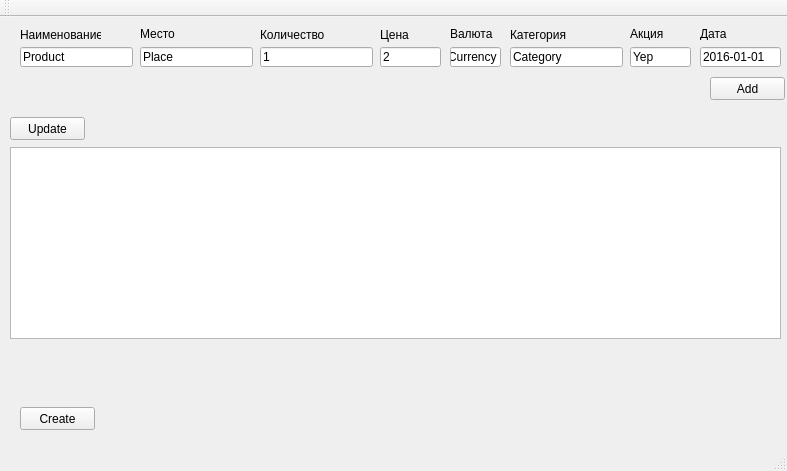
Old version of the form mainwindow.ui in the repository eagerber/accounting.
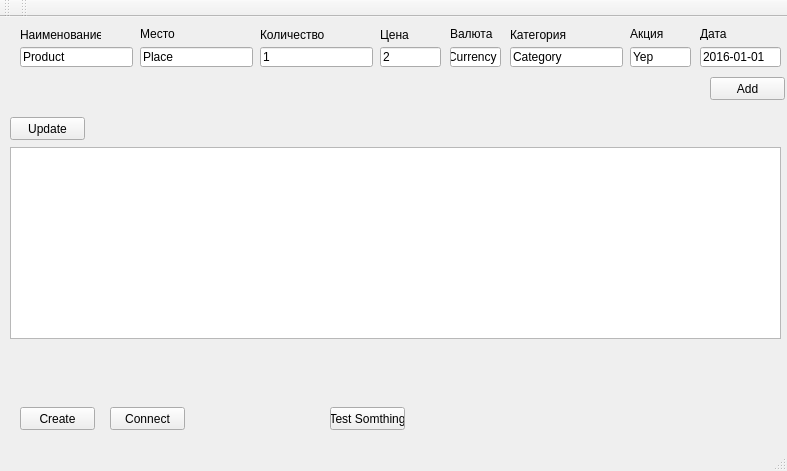
New version of the form.

Commit message: ACC, Add Tab Order, remove db-file, remove pro.user-file, add procedure changed

The edit to the form file:
```diff
--- a/mainwindow.ui
+++ b/mainwindow.ui
@@ -271,6 +271,32 @@
      <string>Create</string>
     </property>
    </widget>
+   <widget class="QPushButton" name="connectPushButton">
+    <property name="geometry">
+     <rect>
+      <x>110</x>
+      <y>390</y>
+      <width>75</width>
+      <height>23</height>
+     </rect>
+    </property>
+    <property name="text">
+     <string>Connect</string>
+    </property>
+   </widget>
+   <widget class="QPushButton" name="testButton">
+    <property name="geometry">
+     <rect>
+      <x>330</x>
+      <y>390</y>
+      <width>75</width>
+      <height>23</height>
+     </rect>
+    </property>
+    <property name="text">
+     <string>Test Somthing</string>
+    </property>
+   </widget>
   </widget>
   <widget class="QMenuBar" name="menuBar">
    <property name="geometry">
@@ -291,6 +317,17 @@
    </attribute>
   </widget>
   <widget class="QStatusBar" name="statusBar"/>
+  <widget class="QToolBar" name="toolBar">
+   <property name="windowTitle">
+    <string>toolBar</string>
+   </property>
+   <attribute name="toolBarArea">
+    <enum>TopToolBarArea</enum>
+   </attribute>
+   <attribute name="toolBarBreak">
+    <bool>false</bool>
+   </attribute>
+  </widget>
  </widget>
  <layoutdefault spacing="6" margin="11"/>
  <resources/>
```
Left out of the diff: 15 changed lines with no effect on the pictures. The commit also changes 4 other files.
